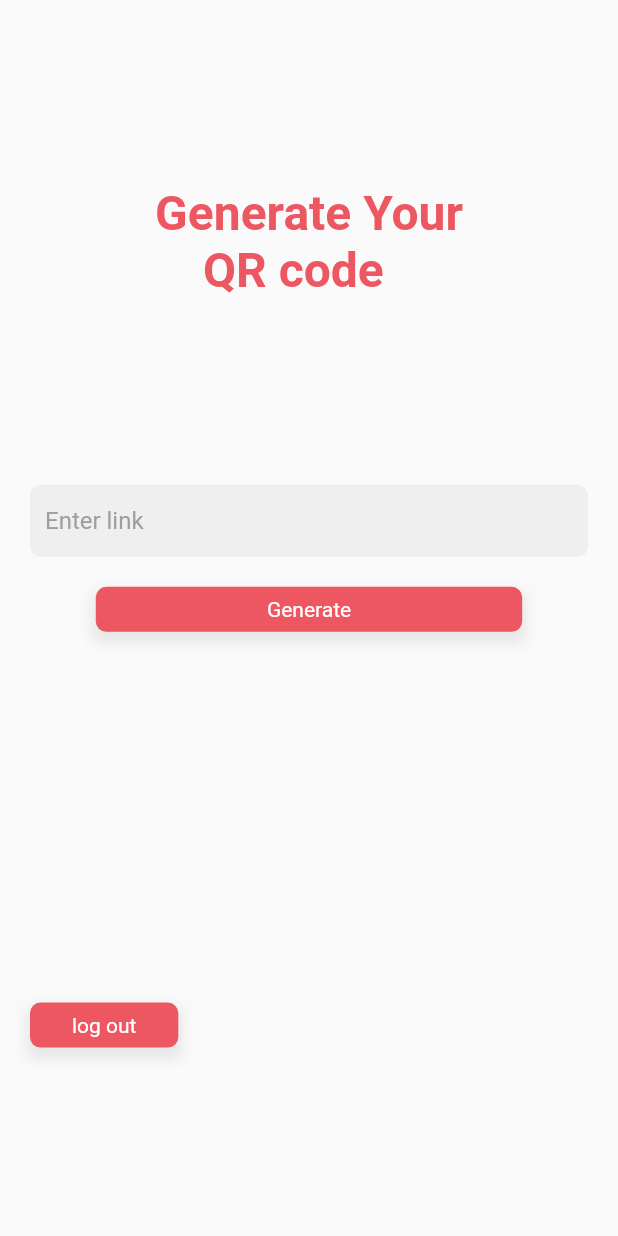
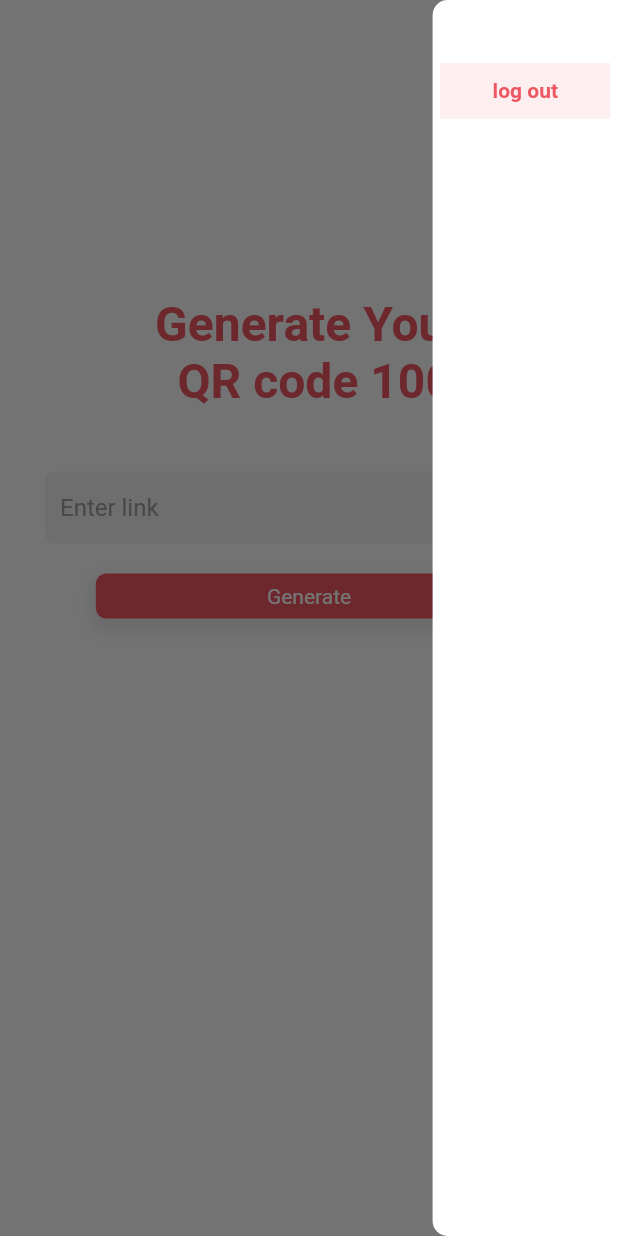
Before and after one commit to coolcodeslab/MyQuer, a Flutter app: the HomeScreen screen opened by its route, with the side drawer open (before the commit the screen has no drawer), on a phone screen of 412 x 824 dp. Run offline on Flutter 3.47's test engine with Material 2 defaults, Android fonts, the phone set to English and light mode, and no system bars; our stand-ins replace cloud_firestore, firebase_auth, firebase_core, modal_progress_hud, qr_flutter; missing offline and left inert: esys_flutter_share; accounts and stored records are empty.

Commit message:
Animations and Dialog box

```diff
--- a/lib/screens/home_screen.dart
+++ b/lib/screens/home_screen.dart
@@ -1,4 +1,5 @@
 import 'package:firebase_auth/firebase_auth.dart';
+import 'package:flutter/cupertino.dart';
 import 'package:flutter/material.dart';
 import 'package:my_qr_code/constants.dart';
 import 'package:my_qr_code/screens/login_screen.dart';
@@ -12,12 +13,35 @@ class HomeScreen extends StatefulWidget {
   _HomeScreenState createState() => _HomeScreenState();
 }
 
-class _HomeScreenState extends State<HomeScreen> {
+class _HomeScreenState extends State<HomeScreen>
+    with SingleTickerProviderStateMixin {
+  final GlobalKey<ScaffoldState> _scaffoldKey = new GlobalKey<ScaffoldState>();
   String data = 'hello';
   final _auth = FirebaseAuth.instance;
   bool error = false;
 
   TextEditingController qrTextEditingController = TextEditingController();
+
+  AnimationController controller;
+  Animation animation;
+
+  @override
+  void initState() {
+    controller = AnimationController(
+      duration: Duration(seconds: 1),
+      vsync: this,
+    );
+    controller.forward();
+
+    animation = CurvedAnimation(parent: controller, curve: Curves.decelerate);
+
+    controller.addListener(() {
+      setState(() {});
+      print(animation.value);
+    });
+    super.initState();
+  }
+
   void onChangedData(n) {
     data = n;
     setState(() {
@@ -25,6 +49,7 @@ class _HomeScreenState extends State<HomeScreen> {
     });
   }
 
+//checks if value is empty and pushes to qr screen
   void onTapGenerate() {
     setState(() {
       qrTextEditingController.text.isEmpty ? error = true : error = false;
@@ -45,9 +70,35 @@ class _HomeScreenState extends State<HomeScreen> {
     qrTextEditingController.clear();
   }
 
-  void onTapLogout() {
+  void logOut() {
     _auth.signOut();
     Navigator.pushNamed(context, LoginScreen.id);
+  }
+
+  void onTapLogout(BuildContext context) {
+    //Cupertino Dialog Box
+    showDialog(
+      context: context,
+      builder: (BuildContext context) => CupertinoAlertDialog(
+        title: new Text("Log out of MyQuer?"),
+        content: new Text("Don't leave us!"),
+        actions: <Widget>[
+          CupertinoDialogAction(
+            isDefaultAction: true,
+            child: Text("Yes"),
+            onPressed: () {
+              logOut();
+            },
+          ),
+          CupertinoDialogAction(
+            child: Text("No"),
+            onPressed: () {
+              Navigator.pop(context);
+            },
+          )
+        ],
+      ),
+    );
   }
 
   @override
@@ -57,16 +108,41 @@ class _HomeScreenState extends State<HomeScreen> {
     return WillPopScope(
       onWillPop: () async => false,
       child: Scaffold(
+        key: _scaffoldKey,
+
+        //Drawer
+        endDrawer: CustomDrawer(
+          onTapLogOut: () {
+            onTapLogout(context);
+          },
+        ),
+
         body: SingleChildScrollView(
           child: Container(
-            padding: EdgeInsets.symmetric(horizontal: 20),
+            padding: EdgeInsets.symmetric(horizontal: 10),
             child: Column(
               children: [
                 SizedBox(
+                  height: height * 0.02,
+                ),
+
+                //Drawer Button
+                Row(
+                  mainAxisAlignment: MainAxisAlignment.end,
+                  children: [
+                    DrawerButton(
+                      scaffoldKey: _scaffoldKey,
+                    ),
+                  ],
+                ),
+                SizedBox(
                   height: height * 0.15,
                 ),
+
+                //Generate Qr code message
                 Text(
-                  'Generate Your\n    QR code',
+                  'Generate Your\n    QR code ${(animation.value * 100).round()}%',
+                  textAlign: TextAlign.center,
                   style: TextStyle(
                     fontSize: 32,
                     fontWeight: FontWeight.bold,
@@ -74,14 +150,18 @@ class _HomeScreenState extends State<HomeScreen> {
                   ),
                 ),
                 SizedBox(
-                  height: height * 0.15,
+                  height: height * 0.05,
                 ),
+
+                //Link textField
                 TextFieldWidget(
                   hintText: 'Enter link',
                   onChanged: onChangedData,
                   controller: qrTextEditingController,
                   errorText: error ? kLinkErrorText : null,
                 ),
+
+                //Generate button
                 ActionButtonWidget(
                   title: 'Generate',
                   passedWidth: width * 0.69,
@@ -90,14 +170,6 @@ class _HomeScreenState extends State<HomeScreen> {
                 SizedBox(
                   height: height * 0.3,
                 ),
-                Align(
-                  alignment: Alignment.bottomLeft,
-                  child: ActionButtonWidget(
-                    title: 'log out',
-                    passedWidth: width * 0.24,
-                    onTap: onTapLogout,
-                  ),
-                )
               ],
             ),
           ),
--- a/lib/widgets.dart
+++ b/lib/widgets.dart
@@ -1,5 +1,4 @@
 import 'package:flutter/material.dart';
-import 'package:flutter/services.dart';
 import 'constants.dart';
 
 class TextFieldWidget extends StatelessWidget {
@@ -18,14 +17,10 @@ class TextFieldWidget extends StatelessWidget {
 
   @override
   Widget build(BuildContext context) {
-    final double height = MediaQuery.of(context).size.height;
-    final double width = MediaQuery.of(context).size.width;
-    return Container(
+    return Padding(
+      padding: EdgeInsets.symmetric(horizontal: 20),
+      child: Container(
         margin: EdgeInsets.only(bottom: 20),
-      //height 40
-//      height: height * 0.06,
-      //width 300
-//      width: width * 0.8,
         decoration: BoxDecoration(
           color: kTextBoxColor,
           borderRadius: BorderRadius.circular(7),
@@ -61,6 +56,7 @@ class TextFieldWidget extends StatelessWidget {
             ),
           ),
         ),
+      ),
     );
   }
 }
@@ -76,6 +72,8 @@ class ActionButtonWidget extends StatelessWidget {
   Widget build(BuildContext context) {
     return GestureDetector(
       onTap: onTap,
+      child: Padding(
+        padding: EdgeInsets.symmetric(horizontal: 20),
         child: Container(
           //takes the content height and multiplies it by the sent factor
           height: passedHeight,
@@ -102,6 +100,113 @@ class ActionButtonWidget extends StatelessWidget {
             ),
           ),
         ),
+      ),
     );
   }
 }
+
+class DrawerButton extends StatelessWidget {
+  const DrawerButton({
+    Key key,
+    @required GlobalKey<ScaffoldState> scaffoldKey,
+  })  : _scaffoldKey = scaffoldKey,
+        super(key: key);
+
+  final GlobalKey<ScaffoldState> _scaffoldKey;
+
+  @override
+  Widget build(BuildContext context) {
+    final double height = MediaQuery.of(context).size.height;
+    final double width = MediaQuery.of(context).size.width;
+    return GestureDetector(
+      onTap: () => _scaffoldKey.currentState.openEndDrawer(),
+      child: Container(
+        margin: EdgeInsets.symmetric(vertical: 10),
+        height: height * 0.045,
+        width: width * 0.08,
+        decoration: BoxDecoration(
+          color: Colors.white,
+          boxShadow: [
+            BoxShadow(
+              color: Colors.grey.withOpacity(0.2),
+              spreadRadius: 3,
+              blurRadius: 7,
+              offset: Offset(0, 5),
+            )
+          ],
+        ),
+        child: Center(
+          child: Icon(
+            Icons.menu,
+            color: kMainColor,
+          ),
+        ),
+      ),
+    );
+  }
+}
+
+class CustomDrawer extends StatelessWidget {
+  CustomDrawer({this.onTapLogOut, this.onTapQrCodes});
+
+  final Function onTapQrCodes;
+  final Function onTapLogOut;
+  @override
+  Widget build(BuildContext context) {
+    final double height = MediaQuery.of(context).size.height;
+
+    return Container(
+      width: height * 0.15,
+      decoration: BoxDecoration(
+          color: Colors.white,
+          borderRadius: BorderRadius.only(
+            topLeft: Radius.circular(10),
+            bottomLeft: Radius.circular(10),
+          )),
+      child: Column(
+        children: [
+          SizedBox(
+            height: height * 0.045,
+          ),
+
+          //log out
+          CustomDrawerItem(
+            onTap: onTapLogOut,
+            title: 'log out',
+          )
+        ],
+      ),
+    );
+  }
+}
+
+class CustomDrawerItem extends StatelessWidget {
+  CustomDrawerItem({this.onTap, this.title});
+  final Function onTap;
+  final String title;
+  @override
+  Widget build(BuildContext context) {
+    final double height = MediaQuery.of(context).size.height;
+    final double width = MediaQuery.of(context).size.width;
+    return GestureDetector(
+      onTap: onTap,
+      child: Container(
+        width: width,
+        height: height * 0.045,
+        decoration: BoxDecoration(
+          color: kMainColor.withOpacity(0.1),
+        ),
+        child: Center(
+          child: Text(
+            title,
+            style: TextStyle(
+              color: kMainColor,
+              fontWeight: FontWeight.bold,
+            ),
+          ),
+        ),
+        margin: EdgeInsets.symmetric(horizontal: 5, vertical: 5),
+      ),
+    );
+  }
+}
--- a/pubspec.yaml
+++ b/pubspec.yaml
@@ -31,9 +31,8 @@ flutter:
 
   uses-material-design: true
 
-  # assets:
-  #   - images/a_dot_burr.jpeg
-  #   - images/a_dot_ham.jpeg
+  assets:
+    - images/
 
   # fonts:
   #   - family: Schyler
```
Also changed, not shown: lib/screens/login_screen.dart (+42 -29 lines), lib/screens/signup_screen.dart (+37 -20 lines), images/QRLogo.png (added), 5 other files. Lines whose indentation alone changed are shown as unchanged.
